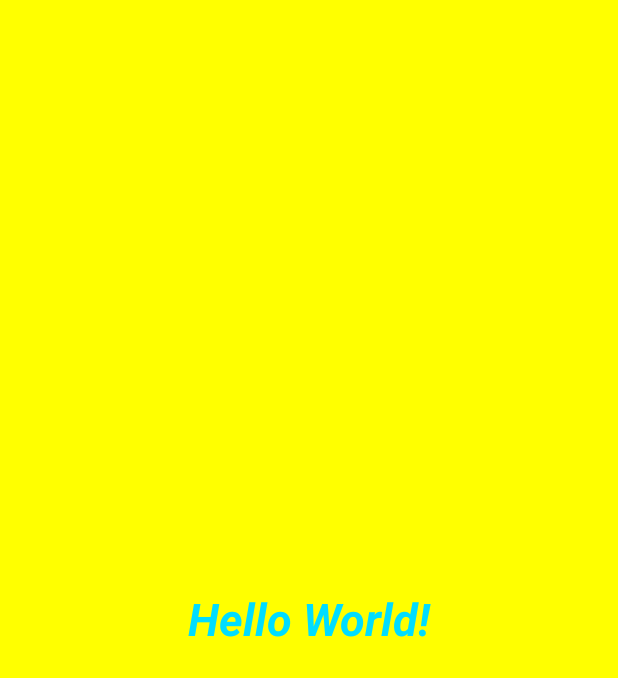
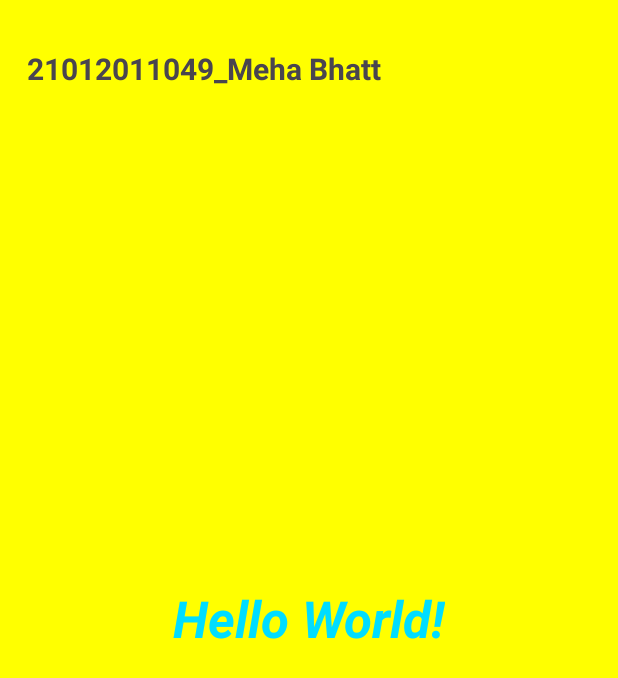
Before and after one commit to mehabhatt/MAD_Practical-2_21012011049, an Android app: the screen it shows after launch (MainActivity), on a phone screen of 412 x 824 dp. Shown: the top 678 px of the screen. Run offline under Robolectric (Android 15) with nearby library versions, the phone set to English and light mode, and no system bars.

Commit message:
Practical 1

```diff
--- a/app/src/main/res/layout/activity_main.xml
+++ b/app/src/main/res/layout/activity_main.xml
@@ -2,22 +2,35 @@
 <androidx.constraintlayout.widget.ConstraintLayout xmlns:android="http://schemas.android.com/apk/res/android"
     xmlns:app="http://schemas.android.com/apk/res-auto"
     xmlns:tools="http://schemas.android.com/tools"
+    android:id="@+id/mainConstraint"
     android:layout_width="match_parent"
     android:layout_height="match_parent"
     android:background="#FFFF00"
-    android:id="@+id/mainConstraint"
     tools:context=".MainActivity">
 
     <TextView
+        android:id="@+id/textView2"
         android:layout_width="wrap_content"
         android:layout_height="wrap_content"
         android:text="Hello World!"
         android:textColor="@android:color/holo_blue_bright"
-        android:textSize="30sp"
+        android:textSize="34sp"
         android:textStyle="bold|italic"
         app:layout_constraintBottom_toBottomOf="parent"
         app:layout_constraintEnd_toEndOf="parent"
         app:layout_constraintStart_toStartOf="parent"
         app:layout_constraintTop_toTopOf="parent" />
 
+    <TextView
+        android:id="@+id/textView"
+        android:layout_width="wrap_content"
+        android:layout_height="wrap_content"
+        android:layout_marginStart="18dp"
+        android:layout_marginTop="32dp"
+        android:text="21012011049_Meha Bhatt"
+        android:textSize="20sp"
+        android:textStyle="bold"
+        app:layout_constraintStart_toStartOf="parent"
+        app:layout_constraintTop_toTopOf="parent" />
+
 </androidx.constraintlayout.widget.ConstraintLayout>
```
